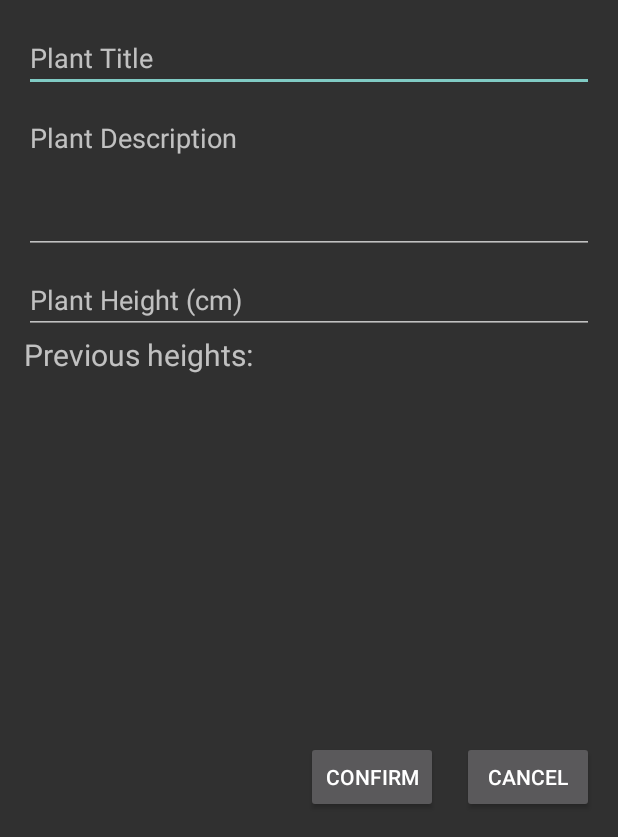
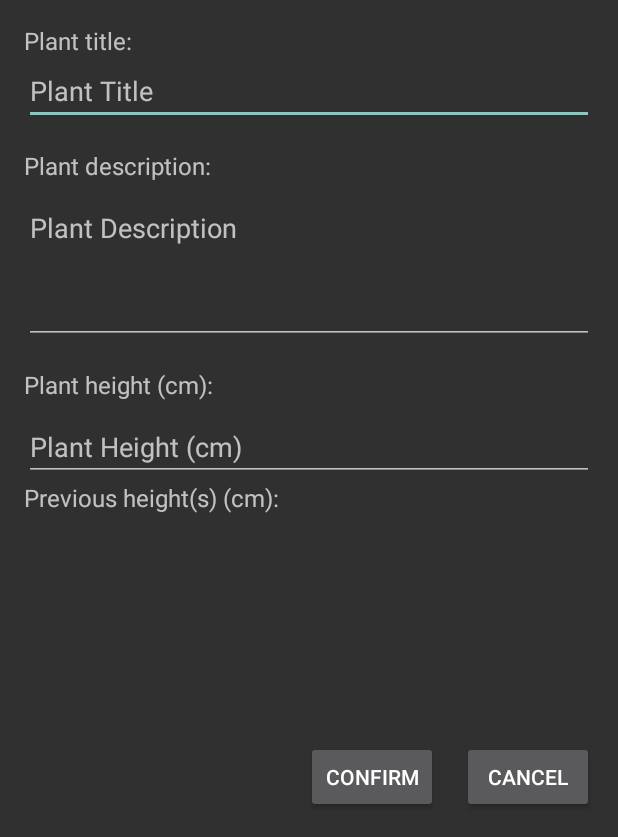
Before and after one commit to sqwertyl/GreenThumb, an Android app: the screen it shows after launch once a user with an empty profile is signed in (PlantDetailedView), after a tap on "New Plant", on a phone screen of 412 x 824 dp, the part 399-1236 px from its top. Run offline under Robolectric (Android 15) with nearby library versions, the phone set to English and light mode, and no system bars; our stand-ins replace Firebase (no records; nobody signed in at launch, a user with empty details on screens opened directly); 1 statement that could not run was skipped; 1 other tap on this screen came first.

Commit message:
fleshed out plant height tracking and revised layouts

```diff
--- a/app/src/main/java/com/example/myapplication/Plant.java
+++ b/app/src/main/java/com/example/myapplication/Plant.java
@@ -22,6 +22,8 @@ public class Plant {
         this.info = info;
         imageURL = null;
         plantId = null;
+        currentHeight = null;
+        previousHeights = null;
     }
 
     public String getTitle() { return title; }
--- a/app/src/main/java/com/example/myapplication/PlantAdapter.java
+++ b/app/src/main/java/com/example/myapplication/PlantAdapter.java
@@ -53,7 +53,6 @@ public class PlantAdapter extends RecyclerView.Adapter<PlantViewHolder> {
                         // add each instance of a plant
                         if (currentUser != null) {
                             for (DataSnapshot children : snapshot.getChildren()) {
-                                String UID = currentUser.getUid();
                                 Plant dbPlant = children.getValue(Plant.class);
                                 plantList.add(dbPlant);
                             }
--- a/app/src/main/java/com/example/myapplication/PlantViewHolder.java
+++ b/app/src/main/java/com/example/myapplication/PlantViewHolder.java
@@ -14,6 +14,7 @@ public class PlantViewHolder extends RecyclerView.ViewHolder {
     private ImageView thumbnail;
     private TextView titleText;
     private TextView infoText;
+    private TextView heightText;
     private PlantAdapter adapter;
 
     /*
@@ -24,6 +25,7 @@ public class PlantViewHolder extends RecyclerView.ViewHolder {
         thumbnail = itemView.findViewById(R.id.imageViewPlant);
         titleText = itemView.findViewById(R.id.textViewTitle);
         infoText = itemView.findViewById(R.id.textViewInfo);
+        heightText = itemView.findViewById(R.id.textViewHeight);
         adapter = plantAdapter;
     }
 
@@ -34,6 +36,8 @@ public class PlantViewHolder extends RecyclerView.ViewHolder {
         // set title and info
         titleText.setText(plant.getTitle());
         infoText.setText(plant.getInfo());
+        heightText.setText(plant.getCurrentHeight() == null ? "Height: ----" : "Height: "
+                + plant.getCurrentHeight() + "cm");
 
         // if plant has custom image, use that
         if (plant.hasImage()) {
--- a/app/src/main/res/layout/activity_plant_detailed_view.xml
+++ b/app/src/main/res/layout/activity_plant_detailed_view.xml
@@ -38,16 +38,27 @@
 
             </FrameLayout>
 
-            <!-- EditText for Plant Title -->
+            <!-- Plant Title -->
+            <TextView
+                android:layout_width="match_parent"
+                android:layout_height="wrap_content"
+                android:text="Plant title:"
+                android:textSize="16sp"
+                android:layout_marginTop="16dp" />
             <EditText
                 android:id="@+id/editTextPlantTitle"
                 android:layout_width="match_parent"
                 android:layout_height="wrap_content"
                 android:hint="Plant Title"
-                android:inputType="text"
-                android:layout_marginTop="16dp"/>
+                android:inputType="text" />
 
-            <!-- EditText for Plant Information -->
+            <!-- Plant Information -->
+            <TextView
+                android:layout_width="match_parent"
+                android:layout_height="wrap_content"
+                android:text="Plant description:"
+                android:textSize="16sp"
+                android:layout_marginTop="16dp" />
             <EditText
                 android:id="@+id/editTextPlantInfo"
                 android:layout_width="match_parent"
@@ -57,6 +68,14 @@
                 android:hint="Plant Description"
                 android:inputType="textMultiLine"
                 android:minHeight="100dp" />
+
+            <!-- Plant Height -->
+            <TextView
+                android:layout_width="match_parent"
+                android:layout_height="wrap_content"
+                android:text="Plant height (cm):"
+                android:textSize="16sp"
+                android:layout_marginTop="16dp" />
             <EditText
                 android:id="@+id/editTextPlantHeight"
                 android:layout_width="match_parent"
@@ -64,13 +83,12 @@
                 android:hint="Plant Height (cm)"
                 android:inputType="numberDecimal"
                 android:layout_marginTop="8dp"/>
-
             <TextView
                 android:id="@+id/textViewPlantHeight"
                 android:layout_width="match_parent"
                 android:layout_height="wrap_content"
-                android:text="Previous heights:"
-                android:textSize="20sp" />
+                android:text="Previous height(s) (cm):"
+                android:textSize="16sp" />
             <TextView
                 android:id="@+id/textViewPlantHeights"
                 android:layout_width="match_parent"
```
Also changed, not shown: app/src/main/java/com/example/myapplication/PlantDetailedView.java (+28 -4 lines), app/src/main/res/layout/plant_item.xml (+11 -1 lines).
